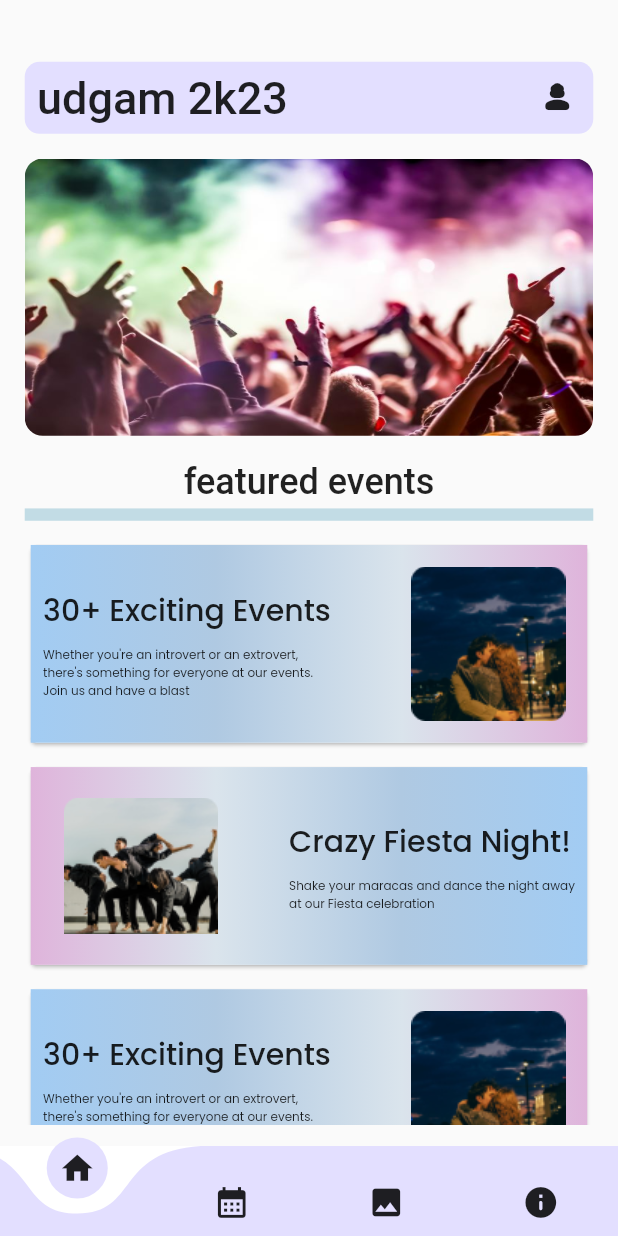
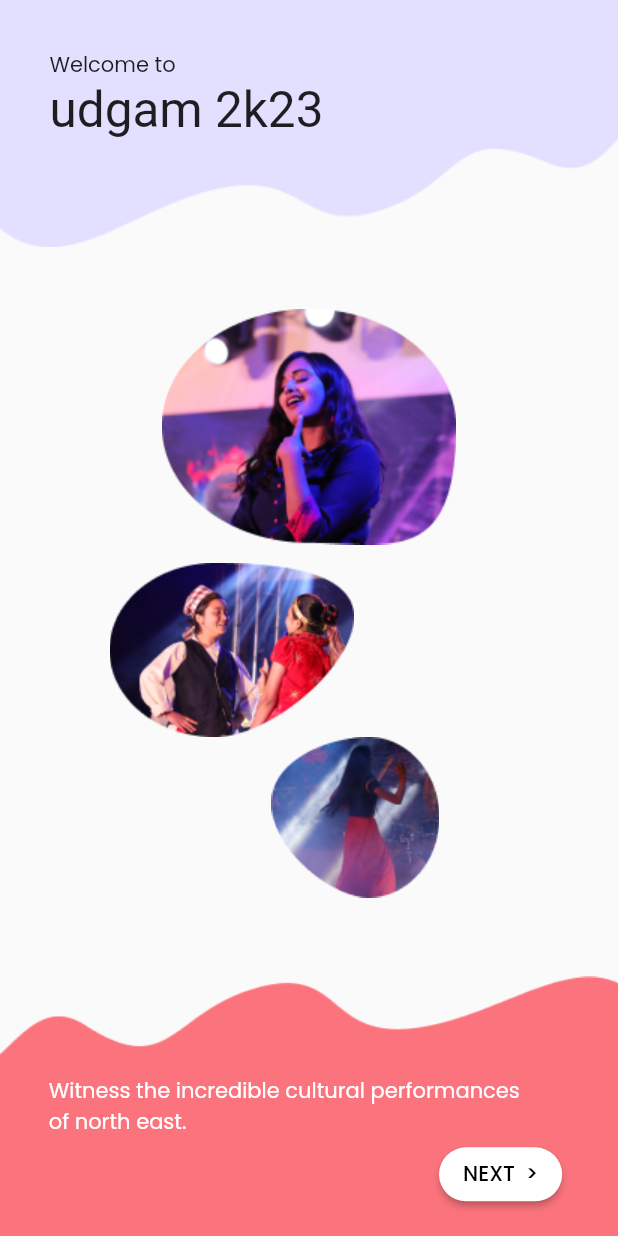
Before and after one commit to DevCANS/udgam2k23App, a Flutter app: the screen it shows after launch, on a phone screen of 412 x 824 dp. Run offline on Flutter 3.47's test engine with Material 2 defaults, Android fonts, the phone set to English and light mode, and no system bars; drawn by our look-alikes of carousel_slider, curved_navigation_bar; our stand-ins replace font_awesome_flutter, google_fonts; missing offline and left inert: easy_image_viewer; Roboto replaces fonts that are missing (Samarkan).

Commit message:
added introduction screen1 and 2

```diff
--- /dev/null
+++ b/udgam2k23/lib/screens/auth/screen1.dart
@@ -0,0 +1,154 @@
+import 'package:flutter/material.dart';
+import 'package:font_awesome_flutter/font_awesome_flutter.dart';
+import 'package:google_fonts/google_fonts.dart';
+import 'package:udgam2k23/screens/auth/screen2.dart';
+
+class Screen1 extends StatefulWidget {
+  const Screen1({super.key});
+
+  @override
+  State<Screen1> createState() => _Screen1State();
+}
+
+class _Screen1State extends State<Screen1> {
+  @override
+  Widget build(BuildContext context) {
+    final Size size = MediaQuery.of(context).size;
+    return Scaffold(
+      body: Stack(
+        children: [
+          Container(
+            height: size.height * 0.20,
+            width: double.infinity,
+            decoration: const BoxDecoration(
+              image: DecorationImage(
+                alignment: Alignment.topCenter,
+                image: AssetImage('assets/auth/t1.png'),
+                fit: BoxFit.fill,
+              ),
+            ),
+            child: Padding(
+              padding: EdgeInsets.only(
+                left: size.width * 0.08,
+                top: size.height * 0.04,
+              ),
+              child: Column(
+                crossAxisAlignment: CrossAxisAlignment.start,
+                children: [
+                  Text(
+                    "Welcome to",
+                    style: GoogleFonts.poppins(
+                      fontSize: 14,
+                    ),
+                  ),
+                  const Text(
+                    "udgam 2k23",
+                    style: TextStyle(
+                      fontFamily: 'Samarkan',
+                      fontSize: 33,
+                    ),
+                  ),
+                ],
+              ),
+            ),
+          ),
+          Padding(
+            padding: EdgeInsets.only(
+              top: size.height * 0.25,
+            ),
+            child: Center(
+              child: Column(
+                children: [
+                  Image.asset(
+                    "assets/auth/i1.png",
+                  ),
+                  SizedBox(
+                    height: size.height * 0.015,
+                  ),
+                  Padding(
+                    padding: EdgeInsets.only(
+                      right: size.width * 0.25,
+                    ),
+                    child: Image.asset(
+                      "assets/auth/i2.png",
+                    ),
+                  ),
+                  Padding(
+                    padding: EdgeInsets.only(
+                      left: size.width * 0.15,
+                    ),
+                    child: Image.asset(
+                      "assets/auth/i3.png",
+                    ),
+                  ),
+                ],
+              ),
+            ),
+          ),
+          Padding(
+            padding: EdgeInsets.only(
+              top: size.height * 0.79,
+            ),
+            child: Container(
+              height: size.height * 0.25,
+              width: double.infinity,
+              decoration: const BoxDecoration(
+                image: DecorationImage(
+                  alignment: Alignment.bottomCenter,
+                  image: AssetImage('assets/auth/b1.png'),
+                  fit: BoxFit.fill,
+                ),
+              ),
+              child: Padding(
+                padding: EdgeInsets.only(
+                  right: size.width * 0.08,
+                  top: size.width * 0.16,
+                ),
+                child: Column(
+                  children: [
+                    Text(
+                      "Witness the incredible cultural performances\nof north east.",
+                      style: GoogleFonts.poppins(
+                        fontSize: 14,
+                        color: Colors.white,
+                      ),
+                    ),
+                    Padding(
+                      padding: EdgeInsets.only(
+                        left: size.width * 0.70,
+                      ),
+                      child: ElevatedButton(
+                        onPressed: () {
+                          Navigator.of(context).push(
+                            MaterialPageRoute(
+                              builder: (context) => const Screen2(),
+                            ),
+                          );
+                        },
+                        style: ElevatedButton.styleFrom(
+                          backgroundColor: Colors.white,
+                          shape: RoundedRectangleBorder(
+                            borderRadius: BorderRadius.circular(
+                              18,
+                            ),
+                          ),
+                        ),
+                        child: Text(
+                          "NEXT  >",
+                          style: GoogleFonts.poppins(
+                            fontSize: 14,
+                            color: Colors.black,
+                          ),
+                        ),
+                      ),
+                    ),
+                  ],
+                ),
+              ),
+            ),
+          ),
+        ],
+      ),
+    );
+  }
+}
--- a/udgam2k23/pubspec.yaml
+++ b/udgam2k23/pubspec.yaml
@@ -41,6 +41,7 @@ flutter:
   assets:
     - assets/carousel/
     - assets/gallery/
+    - assets/auth/
     - assets/images/
     - assets/featured_events/
   #   - images/a_dot_ham.jpeg
```
Also changed, not shown: udgam2k23/lib/screens/about/about_screen.dart (+9 -3 lines), udgam2k23/lib/screens/auth/screen2.dart (added, +146 -0 lines), udgam2k23/lib/screens/events/events_screen.dart (+8 -8 lines), udgam2k23/lib/screens/splash_screen.dart (+20 -5 lines), udgam2k23/assets/auth/b1.png (added), udgam2k23/assets/auth/b2.png (added), udgam2k23/assets/auth/i1.png (added), udgam2k23/assets/auth/i2.png (added), udgam2k23/assets/auth/i3.png (added), udgam2k23/assets/auth/i4.png (added), udgam2k23/assets/auth/i5.png (added), udgam2k23/assets/auth/i6.png (added), udgam2k23/assets/auth/t1.png (added), udgam2k23/assets/auth/t2.png (added).
